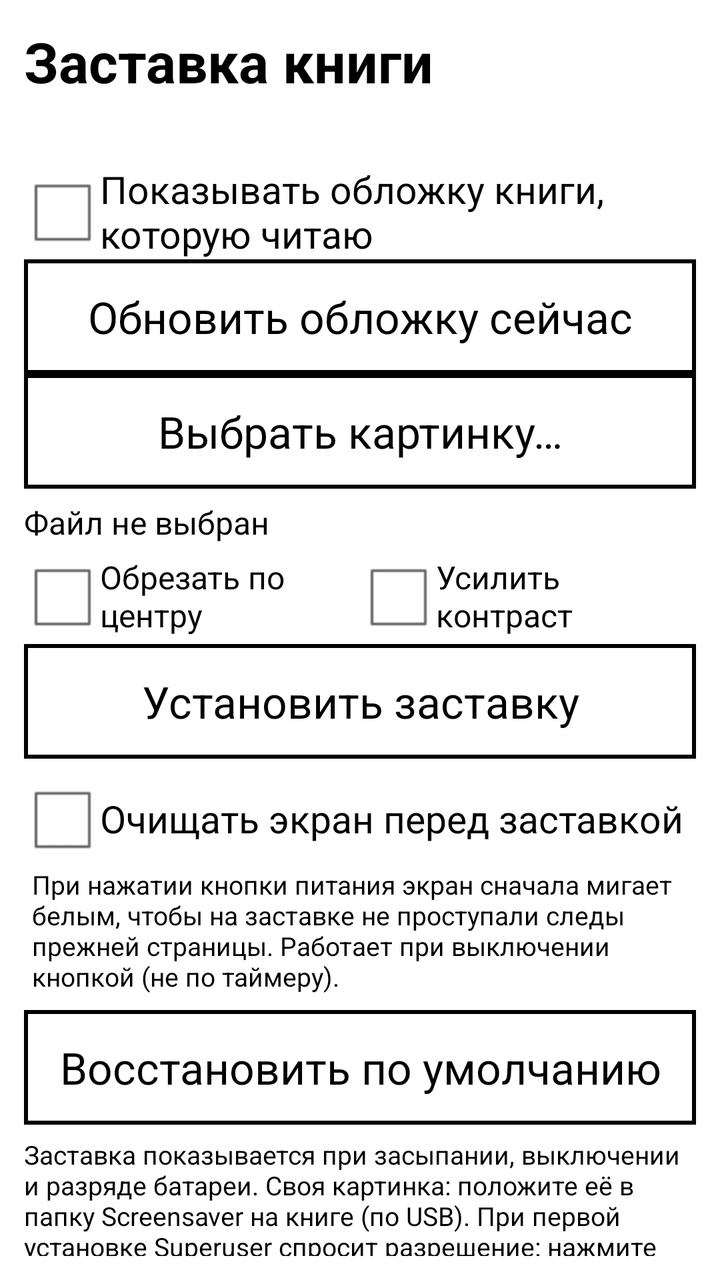
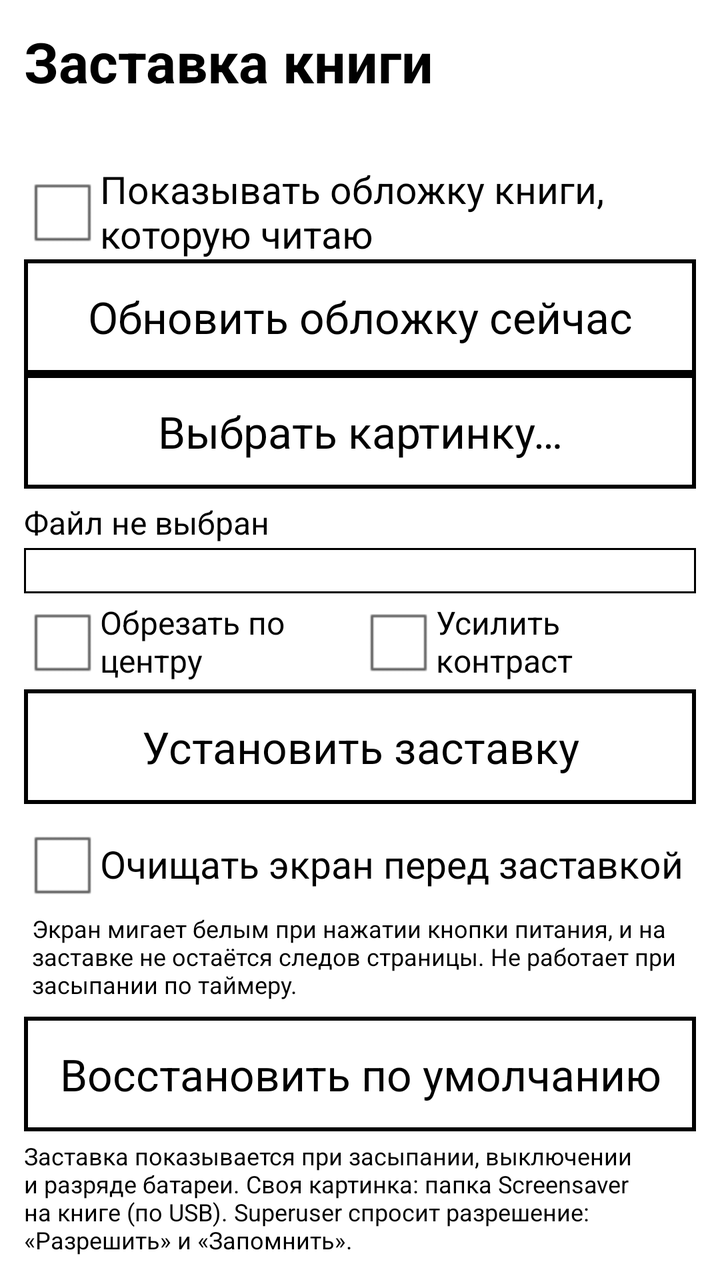

Compare the two renders of this Android layout. The source of the first and the diff that turns it into the second are given below.
<!-- AndroidManifest.xml: application theme android:Theme.Light.NoTitleBar -->
<!-- res/layout/main.xml -->
<?xml version="1.0" encoding="utf-8"?>
<LinearLayout xmlns:android="http://schemas.android.com/apk/res/android"
    android:layout_width="fill_parent"
    android:layout_height="fill_parent"
    android:orientation="vertical"
    android:background="#FFFFFF"
    android:padding="12dp">

    <TextView
        android:id="@+id/title"
        android:layout_width="fill_parent"
        android:layout_height="wrap_content"
        android:text="@string/title"
        android:textColor="#000000"
        android:textSize="28sp"
        android:textStyle="bold" />

    <TextView
        android:id="@+id/status"
        android:layout_width="fill_parent"
        android:layout_height="wrap_content"
        android:paddingTop="4dp"
        android:paddingBottom="4dp"
        android:textColor="#000000"
        android:textSize="18sp" />

    <CheckBox
        android:id="@+id/cbAuto"
        android:layout_width="fill_parent"
        android:layout_height="wrap_content"
        android:text="@string/cb_auto"
        android:textColor="#000000"
        android:textSize="19sp" />

    <LinearLayout
        android:id="@+id/autoBox"
        android:layout_width="fill_parent"
        android:layout_height="wrap_content"
        android:orientation="vertical">

        <Button
            android:id="@+id/btnRefresh"
            android:layout_width="fill_parent"
            android:layout_height="wrap_content"
            android:background="@drawable/btn_bg"
            android:text="@string/btn_refresh"
            android:textColor="@color/btn_text"
            android:textSize="22sp" />
    </LinearLayout>

    <LinearLayout
        android:id="@+id/manualTop"
        android:layout_width="fill_parent"
        android:layout_height="wrap_content"
        android:orientation="vertical">

        <Button
            android:id="@+id/btnPick"
            android:layout_width="fill_parent"
            android:layout_height="wrap_content"
            android:background="@drawable/btn_bg"
            android:text="@string/btn_pick"
            android:textColor="@color/btn_text"
            android:textSize="22sp" />

        <TextView
            android:id="@+id/fileName"
            android:layout_width="fill_parent"
            android:layout_height="wrap_content"
            android:paddingTop="6dp"
            android:paddingBottom="2dp"
            android:text="@string/no_file"
            android:textColor="#000000"
            android:textSize="16sp" />
    </LinearLayout>

    <ImageView
        android:id="@+id/preview"
        android:layout_width="fill_parent"
        android:layout_height="0dp"
        android:layout_weight="1"
        android:background="@drawable/frame"
        android:padding="3dp"
        android:scaleType="fitCenter" />

    <LinearLayout
        android:id="@+id/manualBottom"
        android:layout_width="fill_parent"
        android:layout_height="wrap_content"
        android:orientation="vertical">

        <LinearLayout
            android:layout_width="fill_parent"
            android:layout_height="wrap_content"
            android:orientation="horizontal">

            <CheckBox
                android:id="@+id/cbFill"
                android:layout_width="0dp"
                android:layout_height="wrap_content"
                android:layout_weight="1"
                android:text="@string/cb_fill"
                android:textColor="#000000"
                android:textSize="16sp" />

            <CheckBox
                android:id="@+id/cbContrast"
                android:layout_width="0dp"
                android:layout_height="wrap_content"
                android:layout_weight="1"
                android:text="@string/cb_contrast"
                android:textColor="#000000"
                android:textSize="16sp" />
        </LinearLayout>

        <Button
            android:id="@+id/btnInstall"
            android:layout_width="fill_parent"
            android:layout_height="wrap_content"
            android:background="@drawable/btn_bg"
            android:text="@string/btn_install"
            android:textColor="@color/btn_text"
            android:textSize="22sp" />
    </LinearLayout>

    <CheckBox
        android:id="@+id/cbClean"
        android:layout_width="fill_parent"
        android:layout_height="wrap_content"
        android:layout_marginTop="6dp"
        android:text="@string/cb_clean"
        android:textColor="#000000"
        android:textSize="19sp" />

    <TextView
        android:id="@+id/cleanHint"
        android:layout_width="fill_parent"
        android:layout_height="wrap_content"
        android:paddingLeft="4dp"
        android:text="@string/clean_hint"
        android:textColor="#000000"
        android:textSize="13sp" />

    <Button
        android:id="@+id/btnRestore"
        android:layout_width="fill_parent"
        android:layout_height="wrap_content"
        android:layout_marginTop="8dp"
        android:background="@drawable/btn_bg"
        android:text="@string/btn_restore"
        android:textColor="@color/btn_text"
        android:textSize="22sp" />

    <TextView
        android:id="@+id/hint"
        android:layout_width="fill_parent"
        android:layout_height="wrap_content"
        android:paddingTop="6dp"
        android:text="@string/hint"
        android:textColor="#000000"
        android:textSize="13sp" />
</LinearLayout>
<!-- resources referenced by this layout -->
<resources>
  <!-- drawable btn_bg (drawable) -->
  <?xml version="1.0" encoding="utf-8"?>
  <selector xmlns:android="http://schemas.android.com/apk/res/android">
      <item android:state_pressed="true">
          <shape android:shape="rectangle">
              <solid android:color="#000000" />
              <stroke android:width="2dp" android:color="#000000" />
              <padding android:left="12dp" android:top="14dp" android:right="12dp" android:bottom="14dp" />
          </shape>
      </item>
      <item android:state_enabled="false">
          <shape android:shape="rectangle">
              <solid android:color="#FFFFFF" />
              <stroke android:width="1dp" android:color="#999999" />
              <padding android:left="12dp" android:top="14dp" android:right="12dp" android:bottom="14dp" />
          </shape>
      </item>
      <item>
          <shape android:shape="rectangle">
              <solid android:color="#FFFFFF" />
              <stroke android:width="2dp" android:color="#000000" />
              <padding android:left="12dp" android:top="14dp" android:right="12dp" android:bottom="14dp" />
          </shape>
      </item>
  </selector>
  <!-- drawable frame (drawable) -->
  <?xml version="1.0" encoding="utf-8"?>
  <shape xmlns:android="http://schemas.android.com/apk/res/android" android:shape="rectangle">
      <solid android:color="#FFFFFF" />
      <stroke android:width="1dp" android:color="#000000" />
  </shape>
  <string name="btn_install">Установить заставку</string>
  <string name="btn_pick">Выбрать картинку…</string>
  <string name="btn_refresh">Обновить обложку сейчас</string>
  <string name="btn_restore">Восстановить по умолчанию</string>
  <string name="cb_auto">Показывать обложку книги, которую читаю</string>
  <string name="cb_clean">Очищать экран перед заставкой</string>
  <string name="cb_contrast">Усилить контраст</string>
  <string name="cb_fill">Обрезать по центру</string>
  <string name="clean_hint">При нажатии кнопки питания экран сначала мигает белым, чтобы на заставке не проступали следы прежней страницы. Работает при выключении кнопкой (не по таймеру).</string>
  <string name="hint">Заставка показывается при засыпании, выключении и разряде батареи. Своя картинка: положите её в папку Screensaver на книге (по USB). При первой установке Superuser спросит разрешение: нажмите «Разрешить» и отметьте «Запомнить».</string>
  <string name="no_file">Файл не выбран</string>
  <string name="title">Заставка книги</string>
</resources>

<!-- the commit's change to res/layout/main.xml (unified diff, before → after) -->
@@ -139,7 +139,7 @@
         android:paddingLeft="4dp"
         android:text="@string/clean_hint"
         android:textColor="#000000"
-        android:textSize="13sp" />
+        android:textSize="12sp" />
 
     <Button
         android:id="@+id/btnRestore"
@@ -155,8 +155,8 @@
         android:id="@+id/hint"
         android:layout_width="fill_parent"
         android:layout_height="wrap_content"
-        android:paddingTop="6dp"
+        android:paddingTop="4dp"
         android:text="@string/hint"
         android:textColor="#000000"
-        android:textSize="13sp" />
+        android:textSize="12sp" />
 </LinearLayout>
<!-- resource entries referenced after the edit -->
@@ -39,8 +39,8 @@
   <string name="cb_clean">Очищать экран перед заставкой</string>
   <string name="cb_contrast">Усилить контраст</string>
   <string name="cb_fill">Обрезать по центру</string>
-  <string name="clean_hint">При нажатии кнопки питания экран сначала мигает белым, чтобы на заставке не проступали следы прежней страницы. Работает при выключении кнопкой (не по таймеру).</string>
-  <string name="hint">Заставка показывается при засыпании, выключении и разряде батареи. Своя картинка: положите её в папку Screensaver на книге (по USB). При первой установке Superuser спросит разрешение: нажмите «Разрешить» и отметьте «Запомнить».</string>
+  <string name="clean_hint">Экран мигает белым при нажатии кнопки питания, и на заставке не остаётся следов страницы. Не работает при засыпании по таймеру.</string>
+  <string name="hint">Заставка показывается при засыпании, выключении и разряде батареи. Своя картинка: папка Screensaver на книге (по USB). Superuser спросит разрешение: «Разрешить» и «Запомнить».</string>
   <string name="no_file">Файл не выбран</string>
   <string name="title">Заставка книги</string>
 </resources>
